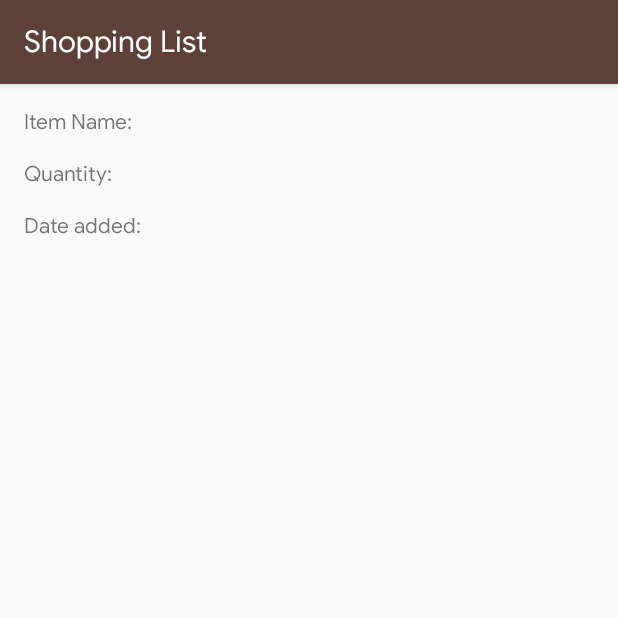
After one commit to mayokunadeniyi/Shopping-List, an Android app: the fragment ItemDetailFragment shown on its own in the app's theme, on a phone screen of 412 x 824 dp, the top half of it. The commit adds this screen. Run offline under Robolectric (Android 15) with nearby library versions, the phone set to English and light mode, and no system bars; our stand-ins replace data binding.

Commit message:
Feat: add detail fragment

```diff
--- a/app/build.gradle
+++ b/app/build.gradle
@@ -5,6 +5,8 @@ apply plugin: 'kotlin-android'
 apply plugin: 'kotlin-android-extensions'
 
 apply plugin: 'kotlin-kapt'
+
+apply plugin: "androidx.navigation.safeargs.kotlin"
 
 android {
     compileSdkVersion 29
--- /dev/null
+++ b/app/src/main/java/com/mayokun/shoppinglist/detail/ItemDetailFragment.kt
@@ -0,0 +1,30 @@
+package com.mayokun.shoppinglist.detail
+
+
+import android.os.Bundle
+import androidx.fragment.app.Fragment
+import android.view.LayoutInflater
+import android.view.View
+import android.view.ViewGroup
+import android.widget.TextView
+import com.mayokun.shoppinglist.R
+import com.mayokun.shoppinglist.databinding.FragmentItemDetailBinding
+
+/**
+ * A simple [Fragment] subclass.
+ */
+class ItemDetailFragment : Fragment() {
+
+    override fun onCreateView(
+        inflater: LayoutInflater, container: ViewGroup?,
+        savedInstanceState: Bundle?
+    ): View? {
+
+        val binding = FragmentItemDetailBinding.inflate(layoutInflater)
+
+
+        return binding.root
+    }
+
+
+}
--- a/app/src/main/java/com/mayokun/shoppinglist/ui/start/StartFragment.kt
+++ b/app/src/main/java/com/mayokun/shoppinglist/ui/start/StartFragment.kt
@@ -6,42 +6,44 @@ import androidx.fragment.app.Fragment
 import android.view.LayoutInflater
 import android.view.View
 import android.view.ViewGroup
+import android.widget.Toast
+import androidx.fragment.app.viewModels
 import androidx.lifecycle.Observer
 import androidx.lifecycle.ViewModelProviders
+import androidx.navigation.NavController
+import androidx.navigation.findNavController
 import androidx.navigation.fragment.findNavController
 import com.mayokun.shoppinglist.R
 import com.mayokun.shoppinglist.data.database.ShoppingItemDatabase
 import com.mayokun.shoppinglist.ui.home.HomeFragmentViewModel
 import com.mayokun.shoppinglist.ui.home.HomeFragmentViewModelFactory
+import com.mayokun.shoppinglist.ui.itemlist.ItemListFragment
+import timber.log.Timber
 
 /**
  * A simple [Fragment] subclass.
  */
 class StartFragment : Fragment() {
-
-    private lateinit var homeFragmentViewModel: HomeFragmentViewModel
-
     override fun onCreateView(
         inflater: LayoutInflater, container: ViewGroup?,
         savedInstanceState: Bundle?
     ): View? {
         val dataSource = ShoppingItemDatabase.getInstance(requireContext()).shoppingItemDao
 
-        val homeFragmentViewModelFactory = HomeFragmentViewModelFactory(dataSource)
-
-        homeFragmentViewModel = ViewModelProviders.of(this,homeFragmentViewModelFactory)
-            .get(HomeFragmentViewModel::class.java)
+        val homeFragmentViewModel by viewModels<HomeFragmentViewModel> { HomeFragmentViewModelFactory(dataSource) }
 
         homeFragmentViewModel.hasContent.observe(this, Observer {
-            val navController = findNavController()
+            val navController = this.findNavController()
             if (it == true){
-                navController.navigate(R.id.action_startFragment_to_itemListFragment)
-
+              val action = StartFragmentDirections.actionStartFragmentToItemListFragment()
+                navController.navigate(action)
             }else{
-                navController.navigate(R.id.action_startFragment_to_homeFragment)
+                val action = StartFragmentDirections.actionStartFragmentToHomeFragment()
+                navController.navigate(action)
             }
 
         })
         return null
     }
+
 }
--- /dev/null
+++ b/app/src/main/res/layout/fragment_item_detail.xml
@@ -0,0 +1,97 @@
+<?xml version="1.0" encoding="utf-8"?>
+<layout xmlns:app="http://schemas.android.com/apk/res-auto"
+    xmlns:tools="http://schemas.android.com/tools"
+    xmlns:android="http://schemas.android.com/apk/res/android">
+
+    <data>
+
+    </data>
+
+    <androidx.constraintlayout.widget.ConstraintLayout
+        android:layout_width="match_parent"
+        android:layout_height="match_parent">
+
+        <androidx.constraintlayout.widget.Guideline
+            android:id="@+id/guideline"
+            android:layout_width="wrap_content"
+            android:layout_height="wrap_content"
+            android:orientation="vertical"
+            app:layout_constraintGuide_begin="16dp" />
+
+        <androidx.constraintlayout.widget.Guideline
+            android:id="@+id/guideline2"
+            android:layout_width="wrap_content"
+            android:layout_height="wrap_content"
+            android:orientation="vertical"
+            app:layout_constraintGuide_end="16dp" />
+
+        <androidx.constraintlayout.widget.Guideline
+            android:id="@+id/guideline3"
+            android:layout_width="wrap_content"
+            android:layout_height="wrap_content"
+            android:orientation="horizontal"
+            app:layout_constraintGuide_begin="16dp" />
+
+        <androidx.constraintlayout.widget.Guideline
+            android:id="@+id/guideline5"
+            android:layout_width="wrap_content"
+            android:layout_height="wrap_content"
+            android:orientation="horizontal"
+            app:layout_constraintGuide_end="16dp" />
+
+        <TextView
+            android:id="@+id/textView5"
+            android:layout_width="wrap_content"
+            android:layout_height="wrap_content"
+            android:text="@string/item_name"
+            app:layout_constraintStart_toStartOf="@+id/guideline"
+            app:layout_constraintTop_toTopOf="@+id/guideline3" />
+
+        <TextView
+            android:id="@+id/detail_item_name"
+            android:layout_width="wrap_content"
+            android:layout_height="wrap_content"
+            android:layout_marginStart="8dp"
+            tools:text="Yam"
+            app:layout_constraintStart_toEndOf="@+id/textView5"
+            app:layout_constraintTop_toTopOf="@+id/guideline3" />
+
+        <TextView
+            android:id="@+id/textView7"
+            android:layout_width="wrap_content"
+            android:layout_height="wrap_content"
+            android:layout_marginTop="16dp"
+            android:text="@string/qtyText"
+            app:layout_constraintStart_toStartOf="@+id/guideline"
+            app:layout_constraintTop_toBottomOf="@+id/textView5" />
+
+        <TextView
+            android:id="@+id/detail_item_quantity"
+            android:layout_width="wrap_content"
+            android:layout_height="wrap_content"
+            android:layout_marginStart="8dp"
+            android:layout_marginTop="16dp"
+            tools:text="4.92"
+            app:layout_constraintStart_toEndOf="@+id/textView7"
+            app:layout_constraintTop_toBottomOf="@+id/textView5" />
+
+        <TextView
+            android:id="@+id/textView9"
+            android:layout_width="wrap_content"
+            android:layout_height="wrap_content"
+            android:layout_marginTop="16dp"
+            android:text="@string/date_added"
+            app:layout_constraintStart_toStartOf="@+id/guideline"
+            app:layout_constraintTop_toBottomOf="@+id/textView7" />
+
+        <TextView
+            android:id="@+id/detail_item_date"
+            android:layout_width="wrap_content"
+            android:layout_height="wrap_content"
+            android:layout_marginStart="8dp"
+            android:layout_marginTop="16dp"
+            tools:text="9th February 2019"
+            app:layout_constraintStart_toEndOf="@+id/textView9"
+            app:layout_constraintTop_toBottomOf="@+id/textView7" />
+    </androidx.constraintlayout.widget.ConstraintLayout>
+</layout>
--- a/app/src/main/res/values/strings.xml
+++ b/app/src/main/res/values/strings.xml
@@ -7,4 +7,5 @@
     <string name="new_item_dialog_title">Enter a new item</string>
     <string name="qtyText">Quantity:</string>
     <string name="date_added">Date added:</string>
+    <string name="item_name">Item Name:</string>
 </resources>
--- a/build.gradle
+++ b/build.gradle
@@ -18,6 +18,7 @@ buildscript {
     dependencies {
         classpath "com.android.tools.build:gradle:$version_gradle"
         classpath "org.jetbrains.kotlin:kotlin-gradle-plugin:$kotlin_version"
+        classpath "androidx.navigation:navigation-safe-args-gradle-plugin:$nav_version"
         // NOTE: Do not place your application dependencies here; they belong
         // in the individual module build.gradle files
     }
```
Also changed, not shown: app/src/main/java/com/mayokun/shoppinglist/ui/MainActivity.kt (+8 -0 lines).
